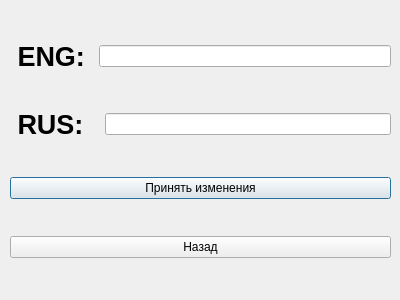
Qt form Word-Flow/newword.ui (timowka0304/Word-Flow) before a commit.
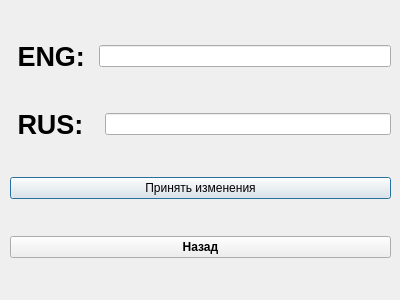
The same form after that commit.

```diff
--- a/Word-Flow/newword.ui
+++ b/Word-Flow/newword.ui
@@ -130,6 +130,12 @@
     </item>
     <item>
      <widget class="QPushButton" name="cancel_Button">
+      <property name="font">
+       <font>
+        <weight>75</weight>
+        <bold>true</bold>
+       </font>
+      </property>
       <property name="text">
        <string>Назад</string>
       </property>
```
